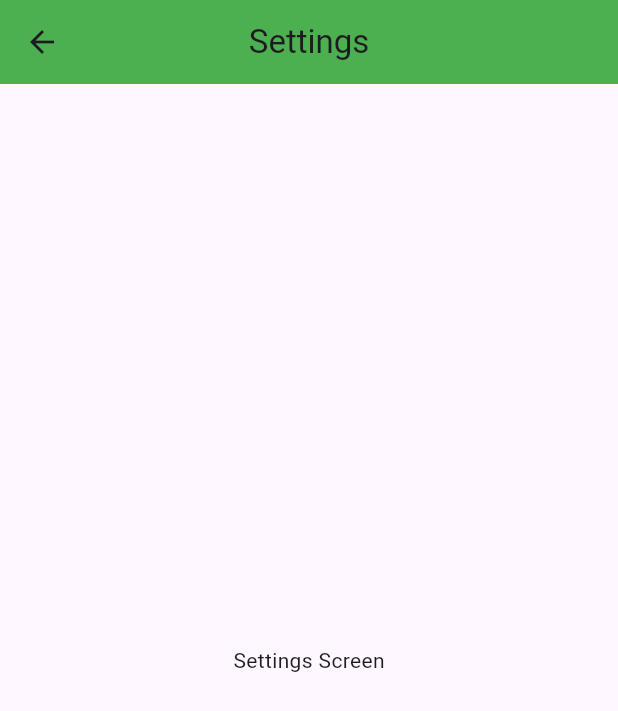
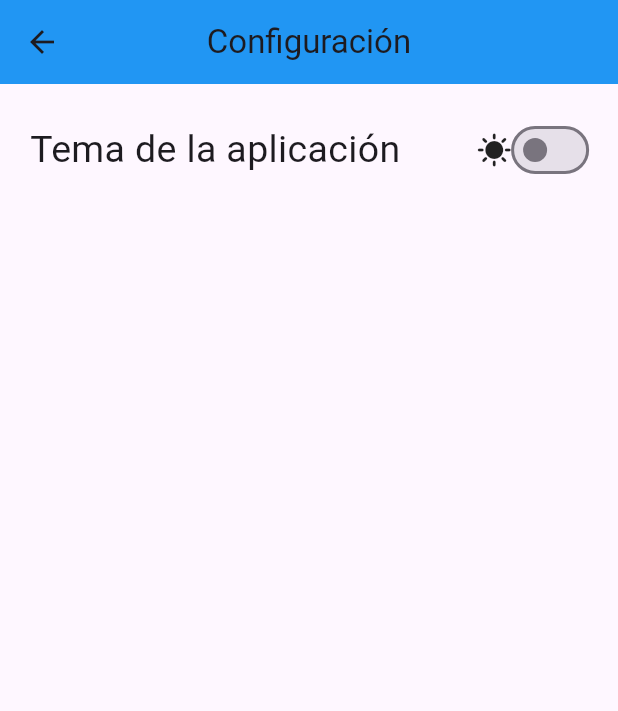
Before and after one commit to jaVonFire/MoviesApp, a Flutter app: the screen it shows after launch, after a tap on the "settings" icon, on a phone screen of 412 x 824 dp. Shown: the top 711 px of the screen. Run offline on Flutter 3.47's test engine with Material 3 defaults, Android fonts, the phone set to English and light mode, and no system bars; our stand-ins replace card_swiper; network calls fail.

Commit message:
feat: :sparkles: Dark & Light mode in Settings FULL

```diff
--- a/lib/main.dart
+++ b/lib/main.dart
@@ -1,7 +1,8 @@
 import 'package:flutter/material.dart';
 import 'package:provider/provider.dart';
 
-import 'package:movies_app/providers/movies_provider.dart';
+import 'package:movies_app/theme/app_theme.dart';
+import 'package:movies_app/providers/providers.dart';
 import 'package:movies_app/screens/screens.dart';
 
 void main() => runApp(const AppState());
@@ -13,7 +14,8 @@ class AppState extends StatelessWidget {
   Widget build(BuildContext context) {
     return MultiProvider(
       providers: [
-        ChangeNotifierProvider(create: ( _ ) => MoviesProvider(), lazy: false ) // Create the provider with LazyLoad, if without a instance, this will never be created
+        ChangeNotifierProvider(create: ( _ ) => MoviesProvider(), lazy: false ), // Create the provider with LazyLoad, if without a instance, this will never be created
+        ChangeNotifierProvider(create: ( _ ) => SwitchProvider(), lazy: false )
       ],
       child: MyApp(),
     );
@@ -23,11 +25,12 @@ class AppState extends StatelessWidget {
 // ignore: use_key_in_widget_constructors
 class MyApp extends StatelessWidget {
 
-
   @override
   Widget build(BuildContext context) {
+
+    final switchProvider = Provider.of<SwitchProvider>(context);
+
     return MaterialApp(
-
       debugShowCheckedModeBanner: false,
       title: 'Movies App',
       initialRoute: 'home',
@@ -36,12 +39,7 @@ class MyApp extends StatelessWidget {
         'details' : ( _ ) => const DetailsScreen(),
         'settings' : ( _ ) => const SettingsScreen(),
       },
-      theme: ThemeData.light().copyWith(
-        appBarTheme: const AppBarTheme(
-          color: Colors.green,
-        ),
-      )
-
+      theme: switchProvider.isActive ? AppTheme.darkTheme : AppTheme.lightTheme
     );
   }
 }
--- /dev/null
+++ b/lib/providers/providers.dart
@@ -0,0 +1,2 @@
+export 'package:movies_app/providers/switch_provider.dart';
+export 'package:movies_app/providers/movies_provider.dart';
--- /dev/null
+++ b/lib/providers/switch_provider.dart
@@ -0,0 +1,15 @@
+import 'package:flutter/material.dart';
+
+
+class SwitchProvider extends ChangeNotifier {
+
+  bool _isActive = false;
+
+  get isActive => _isActive;
+
+  changeTheme() {
+    _isActive = !_isActive;
+    notifyListeners();
+  }
+
+}
--- a/lib/screens/details_screen.dart
+++ b/lib/screens/details_screen.dart
@@ -45,7 +45,7 @@ class _CustomAppBar extends StatelessWidget {
   @override
   Widget build(BuildContext context) {
     return SliverAppBar(
-      backgroundColor: Colors.green,
+      backgroundColor: Colors.grey,
       expandedHeight: 200,
       floating: false,
       pinned: true,
--- a/lib/screens/home_screen.dart
+++ b/lib/screens/home_screen.dart
@@ -20,8 +20,13 @@ class HomeScreen extends StatelessWidget {
           onPressed: () => Navigator.pushNamed(context, 'settings'),
           icon: const Icon(Icons.settings)
         ),
-        title: const Center(
-          child: Text('Movies on Cinema')
+        title: const Row(
+          mainAxisAlignment: MainAxisAlignment.center,
+          children: [
+            Icon(Icons.movie),
+            Text('  Movies App  ', style: TextStyle( fontSize: 30, fontWeight: FontWeight.bold )),
+            Icon(Icons.movie)
+          ],
         ),
         actions: [
             IconButton(
@@ -32,15 +37,19 @@ class HomeScreen extends StatelessWidget {
       ),
       body: SingleChildScrollView(
         child: Column(
+          mainAxisAlignment: MainAxisAlignment.start,
           children: [
 
             // Principal Cards
             CardSwiper( movies: moviesProvider.onDisplayMovies ),
 
+            const SizedBox( height: 10 ),
+            const Divider(),
+
             // Movies Slider
             MovieSlider(
               movies: moviesProvider.onPopularMovies,
-              title: 'Populars',
+              title: 'Todas las películas',
               onNextPage: () => moviesProvider.getOnPopularMovies(),
             )
 
--- a/lib/screens/settings_screen.dart
+++ b/lib/screens/settings_screen.dart
@@ -1,20 +1,56 @@
 import 'package:flutter/material.dart';
+import 'package:provider/provider.dart';
+
+import 'package:movies_app/providers/providers.dart';
 
 
 class SettingsScreen extends StatelessWidget {
+
   const SettingsScreen({super.key});
 
   @override
   Widget build(BuildContext context) {
+
+    final switchProvider = Provider.of<SwitchProvider>(context);
+
     return Scaffold(
       appBar: AppBar(
         centerTitle: true,
-        title: const Text('Settings'),
+        title: const Text('Configuración'),
       ),
-      body: Container(
-        alignment: Alignment.center,
-        child: const Text('Settings Screen'),
-      ),
+      body: Padding(
+        padding: const EdgeInsets.all(20),
+        child: Column(
+          children: [
+
+            Row(
+              mainAxisAlignment: MainAxisAlignment.spaceBetween,
+              children: [
+
+                const Text(
+                  'Tema de la aplicación',
+                  style: TextStyle( fontSize: 25 ),
+                ),
+
+                const Spacer(),
+
+                Icon( switchProvider.isActive ? Icons.mode_night : Icons.sunny ),
+
+                Flexible(
+                  child: Switch.adaptive(
+                    value: switchProvider.isActive,
+                    onChanged: ( value ) {
+                      switchProvider.changeTheme();
+                    }
+                  )
+                )
+
+              ],
+            )
+
+          ],
+        ),
+      )
     );
   }
 }
--- a/lib/search/search_delegate.dart
+++ b/lib/search/search_delegate.dart
@@ -7,7 +7,7 @@ import 'package:movies_app/providers/movies_provider.dart';
 class MovieSearchDelegate extends SearchDelegate {
 
   @override
-  String get searchFieldLabel => 'Search Movie...';
+  String get searchFieldLabel => 'Buscar Película...';
 
   @override
   List<Widget>? buildActions(BuildContext context) {
--- /dev/null
+++ b/lib/theme/app_theme.dart
@@ -0,0 +1,31 @@
+import 'package:flutter/material.dart';
+
+
+class AppTheme {
+
+  static final ThemeData lightTheme = ThemeData.light().copyWith(
+
+      // AppBarTheme
+      appBarTheme: const AppBarTheme(
+        backgroundColor: Colors.blue
+      ),
+
+      floatingActionButtonTheme: const FloatingActionButtonThemeData(
+        backgroundColor: Colors.blue
+      )
+      // Icon( switchProvider.isActive ? Icons.sunny : Icons.nightlife),
+  );
+
+  static final ThemeData darkTheme = ThemeData.dark().copyWith(
+
+      // AppBarTheme
+      appBarTheme: const AppBarTheme(
+        backgroundColor: Color.fromARGB(255, 83, 83, 83)
+      ),
+
+      floatingActionButtonTheme: const FloatingActionButtonThemeData(
+        backgroundColor: Color.fromARGB(255, 83, 83, 83)
+      )
+
+  );
+}
--- a/lib/widgets/card_swiper.dart
+++ b/lib/widgets/card_swiper.dart
@@ -27,10 +27,20 @@ class CardSwiper extends StatelessWidget {
       );
     }
 
-    return SizedBox(
+    return Column(
+      crossAxisAlignment: CrossAxisAlignment.start,
+      children: [
+        const Padding(
+          padding: EdgeInsets.all(20),
+          child: Text(
+            'Más recientes',
+            style: TextStyle( fontSize: 30, fontWeight: FontWeight.bold ),
+          ),
+        ),
+        SizedBox(
           // Better than Container
           width: double.infinity,
-      height: size.height * 0.55,
+          height: size.height * 0.45,
           child: Swiper(
             itemCount: movies.length,
             layout: SwiperLayout.STACK,
@@ -58,6 +68,8 @@ class CardSwiper extends StatelessWidget {
               );
             },
           ),
+        ),
+      ],
     );
   }
 }
```
Lines whose indentation alone changed are shown as unchanged.
